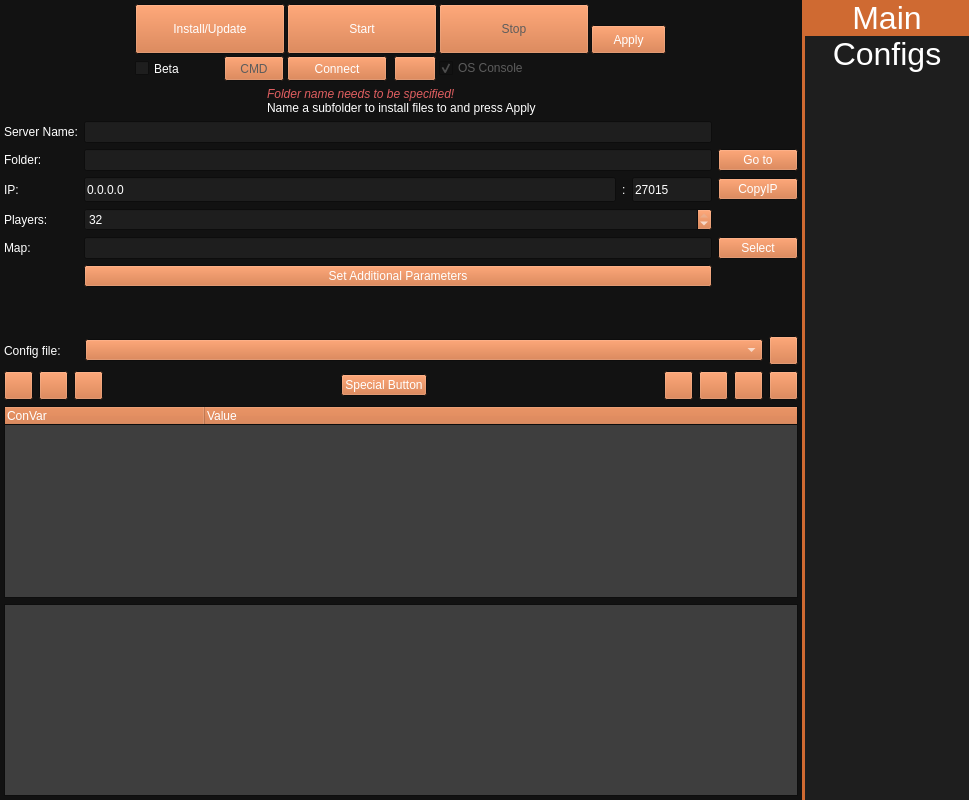
metootem/TF2-Dedicated-Server-Manager, file ui/serverwindow.ui: the form before one commit.
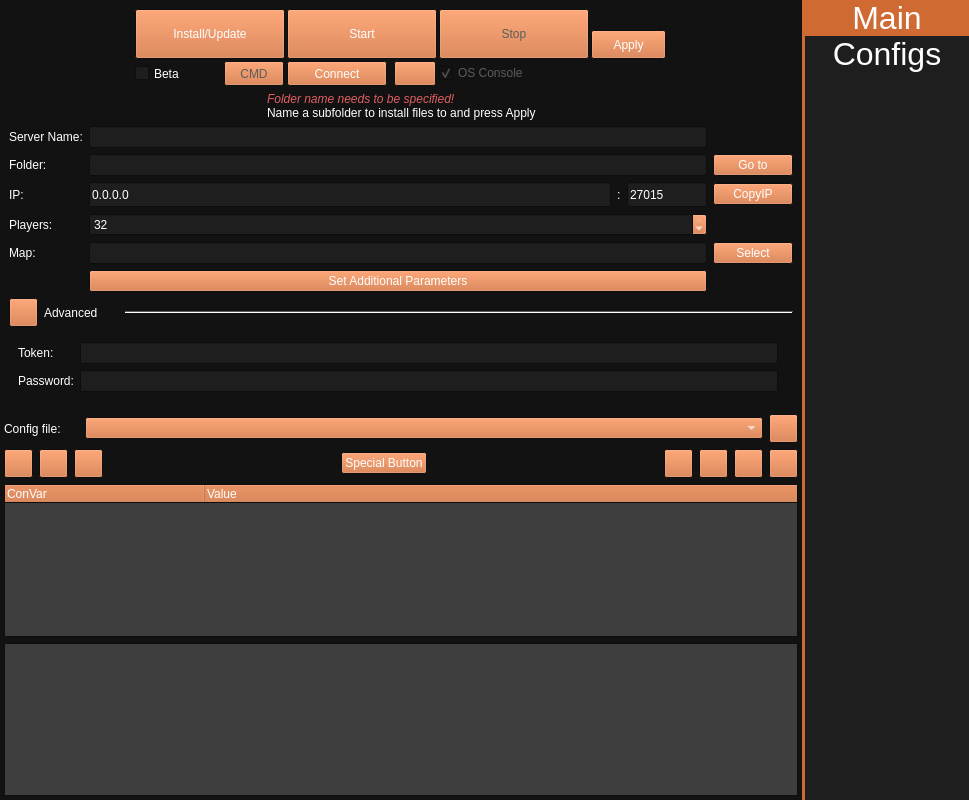
The form after the commit. Icons and pictures are not drawn.

Commit message: Added App Info "About" Window Added "Advanced" drop down to main server properties Fix SteamCMD window always returning "No disk space available" Lifted restriction of spaces in directories

What changed in the file:
```diff
--- a/ui/serverwindow.ui
+++ b/ui/serverwindow.ui
@@ -378,16 +378,16 @@
          <number>6</number>
         </property>
         <property name="leftMargin">
-         <number>4</number>
+         <number>9</number>
         </property>
         <property name="topMargin">
-         <number>4</number>
+         <number>9</number>
         </property>
         <property name="rightMargin">
-         <number>4</number>
+         <number>9</number>
         </property>
         <property name="bottomMargin">
-         <number>4</number>
+         <number>9</number>
         </property>
         <item>
          <layout class="QHBoxLayout" name="horizontalLayout_7">
@@ -3976,6 +3976,139 @@
           </item>
          </layout>
         </item>
+        <item>
+         <layout class="QHBoxLayout" name="horizontalLayout_9">
+          <property name="bottomMargin">
+           <number>0</number>
+          </property>
+          <item>
+           <widget class="QPushButton" name="btnAdvancedDropDown">
+            <property name="minimumSize">
+             <size>
+              <width>29</width>
+              <height>29</height>
+             </size>
+            </property>
+            <property name="maximumSize">
+             <size>
+              <width>29</width>
+              <height>29</height>
+             </size>
+            </property>
+            <property name="text">
+             <string/>
+            </property>
+            <property name="icon">
+             <iconset resource="../resources.qrc">
+              <normaloff>:/icons/resources/Icons/DropClosed.svg</normaloff>:/icons/resources/Icons/DropClosed.svg</iconset>
+            </property>
+            <property name="iconSize">
+             <size>
+              <width>12</width>
+              <height>12</height>
+             </size>
+            </property>
+           </widget>
+          </item>
+          <item>
+           <widget class="QLabel" name="lblAdvanced">
+            <property name="minimumSize">
+             <size>
+              <width>75</width>
+              <height>29</height>
+             </size>
+            </property>
+            <property name="maximumSize">
+             <size>
+              <width>75</width>
+              <height>29</height>
+             </size>
+            </property>
+            <property name="text">
+             <string>Advanced</string>
+            </property>
+           </widget>
+          </item>
+          <item>
+           <widget class="Line" name="line">
+            <property name="orientation">
+             <enum>Qt::Orientation::Horizontal</enum>
+            </property>
+           </widget>
+          </item>
+         </layout>
+        </item>
+        <item>
+         <widget class="QWidget" name="PropsMain_Advanced" native="true">
+          <layout class="QVBoxLayout" name="verticalLayout_7">
+           <item>
+            <layout class="QGridLayout" name="gridLayout_3">
+             <property name="bottomMargin">
+              <number>0</number>
+             </property>
+             <item row="1" column="0">
+              <widget class="QLabel" name="lblPassword">
+               <property name="toolTip">
+                <string>Leave empty if a password is not required to join this server.</string>
+               </property>
+               <property name="text">
+                <string>Password:</string>
+               </property>
+              </widget>
+             </item>
+             <item row="1" column="2">
+              <widget class="QLineEdit" name="linePassword">
+               <property name="toolTip">
+                <string>Leave empty if a password is not required to join this server.</string>
+               </property>
+              </widget>
+             </item>
+             <item row="0" column="2">
+              <widget class="QLineEdit" name="lineToken">
+               <property name="toolTip">
+                <string>Your steam game server account token is required for your server to be listed in TF2 searches, see https://steamcommunity.com/dev/managegameservers.
+This can be left empty.</string>
+               </property>
+              </widget>
+             </item>
+             <item row="0" column="0">
+              <widget class="QLabel" name="lblLogin">
+               <property name="toolTip">
+                <string>Your steam game server account token is required for your server to be listed in TF2 searches, see https://steamcommunity.com/dev/managegameservers.
+This can be left empty.</string>
+               </property>
+               <property name="text">
+                <string>Token:</string>
+               </property>
+              </widget>
+             </item>
+             <item row="0" column="3">
+              <widget class="QLabel" name="label">
+               <property name="maximumSize">
+                <size>
+                 <width>32</width>
+                 <height>32</height>
+                </size>
+               </property>
+               <property name="toolTip">
+                <string>https://steamcommunity.com/dev/managegameservers</string>
+               </property>
+               <property name="text">
+                <string>&lt;a href=&quot;https://steamcommunity.com/dev/managegameservers&quot;&gt;&lt;html&gt;&lt;head/&gt;&lt;body&gt;&lt;p&gt;&lt;img src=&quot;:/icons/resources/Icons/About.svg&quot;/&gt;&lt;/p&gt;&lt;/body&gt;&lt;/html&gt;&lt;/a&gt;</string>
+               </property>
+               <property name="openExternalLinks">
+                <bool>true</bool>
+               </property>
+               <property name="textInteractionFlags">
+                <set>Qt::TextInteractionFlag::TextBrowserInteraction</set>
+               </property>
+              </widget>
+             </item>
+            </layout>
+           </item>
+          </layout>
+         </widget>
+        </item>
         <item>
          <spacer name="verticalSpacer_2">
           <property name="orientation">
```
The commit also changes 16 other files.
